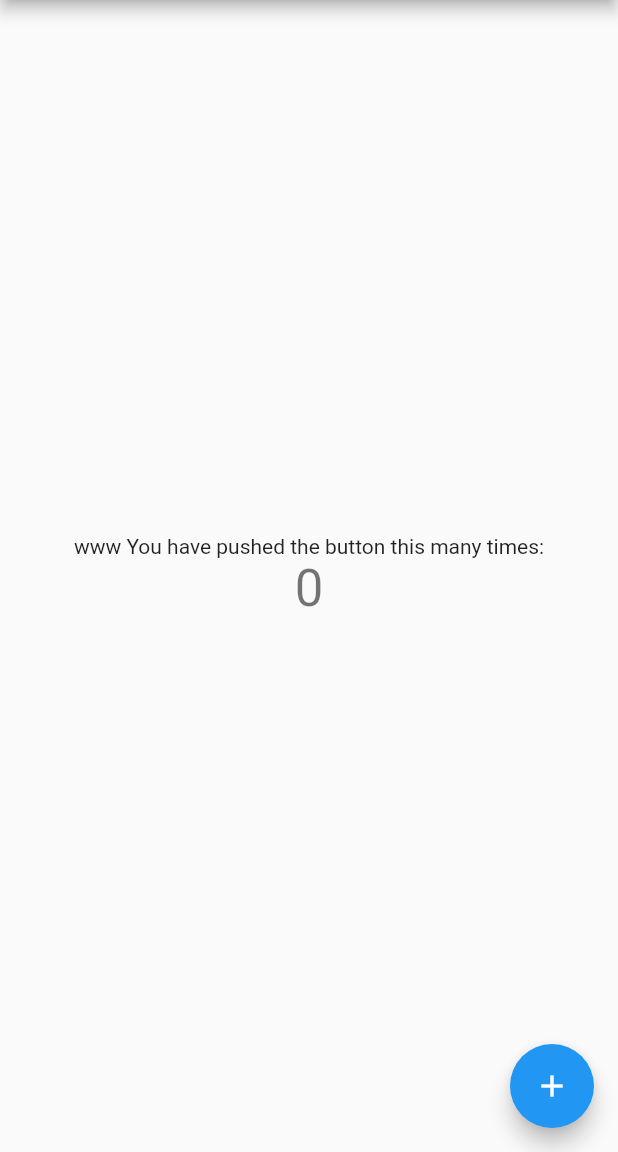
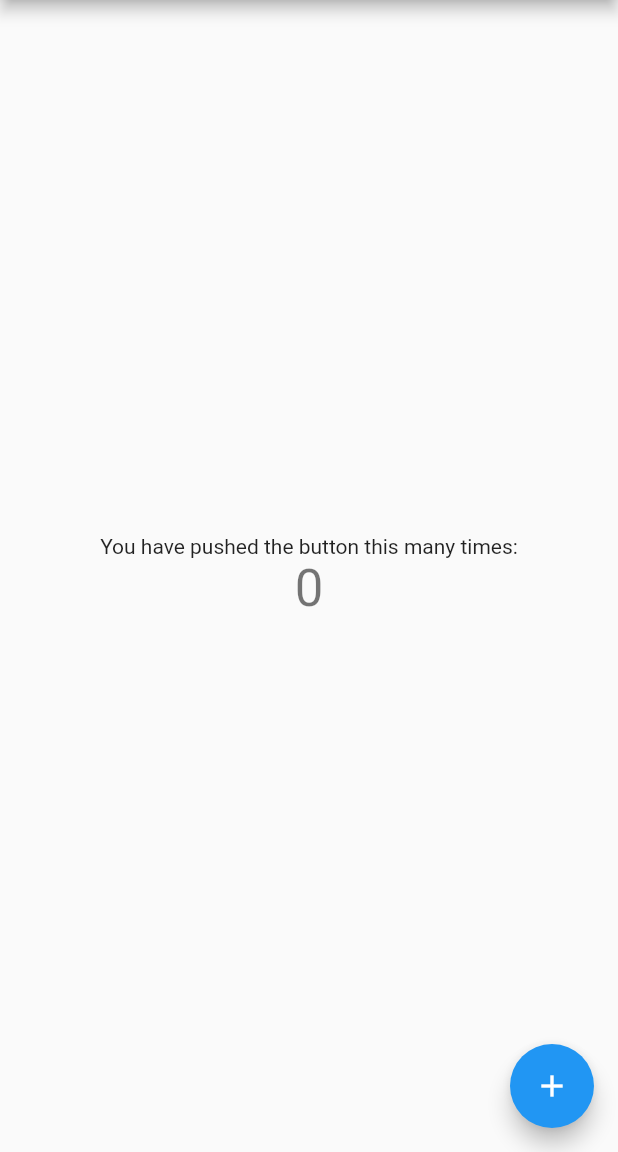
Before and after one commit to z251257144/flutter_module, a Flutter app: the screen it shows after launch, on a phone screen of 412 x 824 dp, the part 84-1236 px from its top. Run offline on Flutter 3.47's test engine with Material 2 defaults, Android fonts, the phone set to English and light mode, and no system bars.

Commit message:
调整路径

```diff
--- a/lib/main.dart
+++ b/lib/main.dart
@@ -91,7 +91,7 @@ class _MyHomePageState extends State<MyHomePage> {
           mainAxisAlignment: MainAxisAlignment.center,
           children: <Widget>[
             Text(
-              'www You have pushed the button this many times:',
+              'You have pushed the button this many times:',
             ),
             Text(
               '$_counter',
```
Also changed, not shown: 4 other files.
